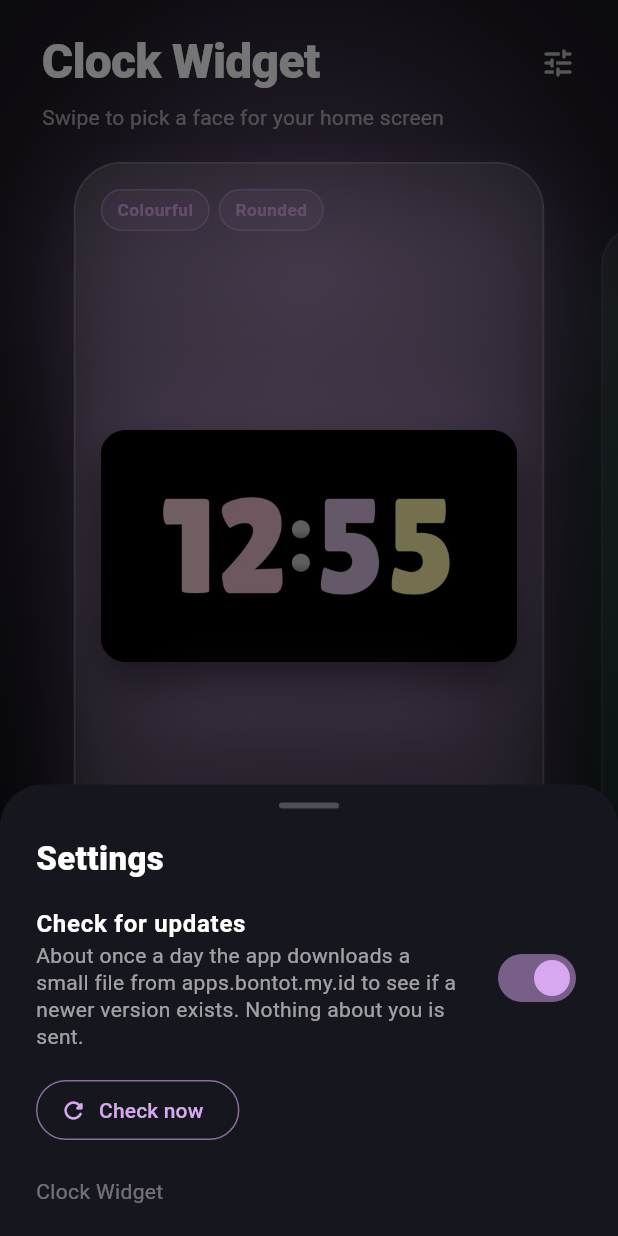
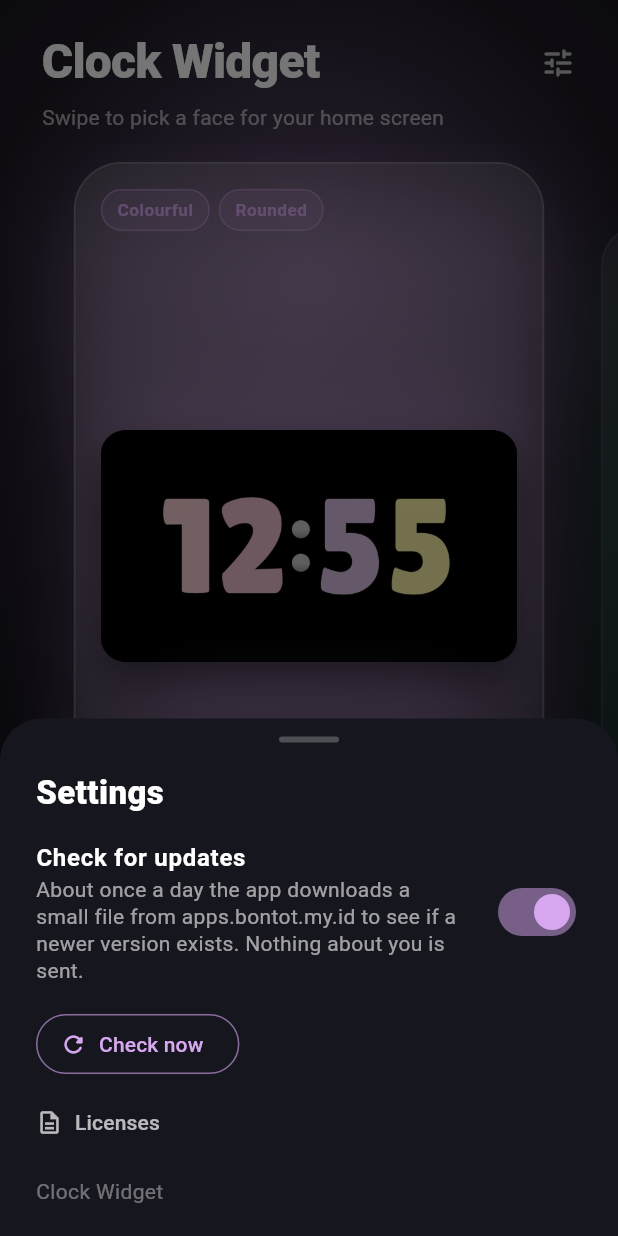
Before and after one commit to ahmadarif-lab/clock-widget, a Flutter app: the screen it shows after launch, after a tap on the "tune" icon, on a phone screen of 412 x 824 dp. Run offline on Flutter 3.47's test engine with Material 3 defaults, Android fonts, the phone set to English and light mode, and no system bars.

Commit message:
feat: add a Licenses page that ships the font licences inside the app
The fonts are bundled in the APK, so their SIL OFL texts (and the app's MIT
licence) now travel with it and show up under settings, Licenses. This is
version 1.0.1.

```diff
--- /dev/null
+++ b/lib/licenses.dart
@@ -0,0 +1,21 @@
+import 'package:flutter/foundation.dart';
+import 'package:flutter/services.dart';
+
+/// Adds the licences of the bundled fonts and of this app to Flutter's licence page.
+///
+/// The SIL Open Font License asks for its text to travel with the font, and the fonts end up inside
+/// the APK, so the texts are bundled as assets (see `licenses/` and pubspec.yaml) and listed here.
+void registerLicenses() {
+  const entries = <(List<String>, String)>[
+    (['Clock Widget'], 'LICENSE'),
+    (['Lilita One (Pastel Bubbles digits)'], 'licenses/LilitaOne-OFL.txt'),
+    (['League Gothic (Flip Clock digits)'], 'licenses/LeagueGothic-OFL.txt'),
+    (['Bebas Neue (Minimal face)'], 'licenses/BebasNeue-OFL.txt'),
+    (['7 Seg Classic, derived from DSEG7 Classic (LED text)'], 'licenses/DSEG-OFL.txt'),
+  ];
+  LicenseRegistry.addLicense(() async* {
+    for (final (packages, asset) in entries) {
+      yield LicenseEntryWithLineBreaks(packages, await rootBundle.loadString(asset));
+    }
+  });
+}
--- a/lib/main.dart
+++ b/lib/main.dart
@@ -3,9 +3,11 @@ import 'dart:ui' show lerpDouble;
 import 'package:flutter/material.dart';
 import 'package:flutter/services.dart';
 
+import 'licenses.dart';
 import 'update.dart';
 
 void main() {
+  registerLicenses();
   runApp(const ClockWidgetApp());
 }
 
--- a/lib/update.dart
+++ b/lib/update.dart
@@ -218,7 +218,19 @@ class _SettingsSheetState extends State<SettingsSheet> {
                 Expanded(child: Text(_result ?? '', style: const TextStyle(color: Colors.white70))),
               ],
             ),
-            const SizedBox(height: 20),
+            const SizedBox(height: 4),
+            TextButton.icon(
+              onPressed: () => showLicensePage(
+                context: context,
+                applicationName: 'Clock Widget',
+                applicationVersion: _version,
+                applicationLegalese: '© 2026 Ahmad Arif · MIT licence. Fonts under the SIL Open Font License.',
+              ),
+              icon: const Icon(Icons.description_outlined, size: 18),
+              label: const Text('Licenses'),
+              style: TextButton.styleFrom(foregroundColor: Colors.white70, padding: EdgeInsets.zero),
+            ),
+            const SizedBox(height: 12),
             Text(_version.isEmpty ? 'Clock Widget' : 'Clock Widget $_version', style: const TextStyle(color: Colors.white38)),
           ],
         ),
--- a/pubspec.yaml
+++ b/pubspec.yaml
@@ -16,7 +16,7 @@ publish_to: 'none' # Remove this line if you wish to publish to pub.dev
 # https://developer.apple.com/library/archive/documentation/General/Reference/InfoPlistKeyReference/Articles/CoreFoundationKeys.html
 # In Windows, build-name is used as the major, minor, and patch parts
 # of the product and file versions while build-number is used as the build suffix.
-version: 1.0.0+1
+version: 1.0.1+2
 
 environment:
   sdk: ^3.13.2
@@ -60,6 +60,9 @@ flutter:
   # Screenshots of each widget face (WebP), shown in the theme picker
   assets:
     - assets/previews/
+    # licence texts shown on the Licenses page (the fonts must travel with their licences)
+    - LICENSE
+    - licenses/
 
   # An image asset can refer to one or more resolution-specific "variants", see
   # https://flutter.dev/to/resolution-aware-images
```
Also changed, not shown: 2 other files.
